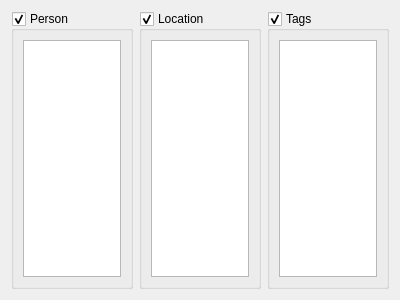
Above: cfilterpanel.ui from birkeh/pictureLibrary before the change. Below: the same form after it.
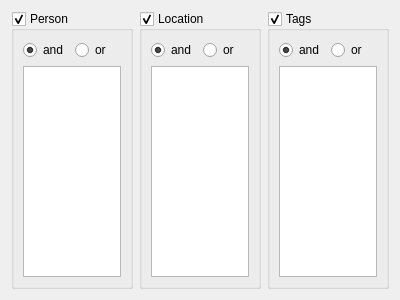
That is the form after the change.

The edit to the form file:
```diff
--- a/cfilterpanel.ui
+++ b/cfilterpanel.ui
@@ -25,7 +25,7 @@
         <bool>true</bool>
        </property>
        <layout class="QGridLayout" name="gridLayout_2">
-        <item row="0" column="0">
+        <item row="2" column="0">
          <widget class="QTreeView" name="m_lpPersonList">
           <property name="editTriggers">
            <set>QAbstractItemView::NoEditTriggers</set>
@@ -41,6 +41,40 @@
           </attribute>
          </widget>
         </item>
+        <item row="0" column="0">
+         <layout class="QHBoxLayout" name="horizontalLayout_2">
+          <item>
+           <widget class="QRadioButton" name="m_lpPersonAnd">
+            <property name="text">
+             <string>and</string>
+            </property>
+            <property name="checked">
+             <bool>true</bool>
+            </property>
+           </widget>
+          </item>
+          <item>
+           <widget class="QRadioButton" name="m_lpPersonOr">
+            <property name="text">
+             <string>or</string>
+            </property>
+           </widget>
+          </item>
+          <item>
+           <spacer name="horizontalSpacer">
+            <property name="orientation">
+             <enum>Qt::Horizontal</enum>
+            </property>
+            <property name="sizeHint" stdset="0">
+             <size>
+              <width>40</width>
+              <height>20</height>
+             </size>
+            </property>
+           </spacer>
+          </item>
+         </layout>
+        </item>
        </layout>
       </widget>
      </item>
@@ -53,7 +87,7 @@
         <bool>true</bool>
        </property>
        <layout class="QGridLayout" name="gridLayout_3">
-        <item row="0" column="0">
+        <item row="1" column="0">
          <widget class="QTreeView" name="m_lpLocationList">
           <property name="editTriggers">
            <set>QAbstractItemView::NoEditTriggers</set>
@@ -69,6 +103,40 @@
           </attribute>
          </widget>
         </item>
+        <item row="0" column="0">
+         <layout class="QHBoxLayout" name="horizontalLayout_3">
+          <item>
+           <widget class="QRadioButton" name="m_lpLocationAnd">
+            <property name="text">
+             <string>and</string>
+            </property>
+            <property name="checked">
+             <bool>true</bool>
+            </property>
+           </widget>
+          </item>
+          <item>
+           <widget class="QRadioButton" name="m_lpLocationOr">
+            <property name="text">
+             <string>or</string>
+            </property>
+           </widget>
+          </item>
+          <item>
+           <spacer name="horizontalSpacer_2">
+            <property name="orientation">
+             <enum>Qt::Horizontal</enum>
+            </property>
+            <property name="sizeHint" stdset="0">
+             <size>
+              <width>40</width>
+              <height>20</height>
+             </size>
+            </property>
+           </spacer>
+          </item>
+         </layout>
+        </item>
        </layout>
       </widget>
      </item>
@@ -81,7 +149,7 @@
         <bool>true</bool>
        </property>
        <layout class="QGridLayout" name="gridLayout_4">
-        <item row="0" column="0">
+        <item row="1" column="0">
          <widget class="QTreeView" name="m_lpTagList">
           <property name="editTriggers">
            <set>QAbstractItemView::NoEditTriggers</set>
@@ -97,6 +165,40 @@
           </attribute>
          </widget>
         </item>
+        <item row="0" column="0">
+         <layout class="QHBoxLayout" name="horizontalLayout_4">
+          <item>
+           <widget class="QRadioButton" name="m_lpTagsAnd">
+            <property name="text">
+             <string>and</string>
+            </property>
+            <property name="checked">
+             <bool>true</bool>
+            </property>
+           </widget>
+          </item>
+          <item>
+           <widget class="QRadioButton" name="m_lpTagsOr">
+            <property name="text">
+             <string>or</string>
+            </property>
+           </widget>
+          </item>
+          <item>
+           <spacer name="horizontalSpacer_3">
+            <property name="orientation">
+             <enum>Qt::Horizontal</enum>
+            </property>
+            <property name="sizeHint" stdset="0">
+             <size>
+              <width>40</width>
+              <height>20</height>
+             </size>
+            </property>
+           </spacer>
+          </item>
+         </layout>
+        </item>
        </layout>
       </widget>
      </item>
```
